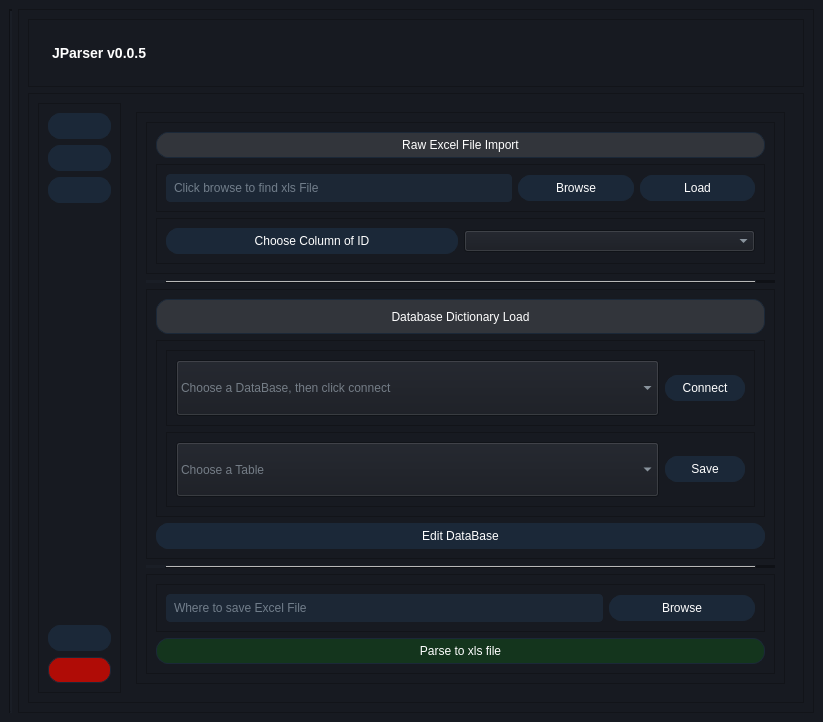
First picture: the form in UI/base_qt_ui/MainWindow_multiPage.ui, repository thatStrangeGuy/AutoDoc_Parser, before the edit.
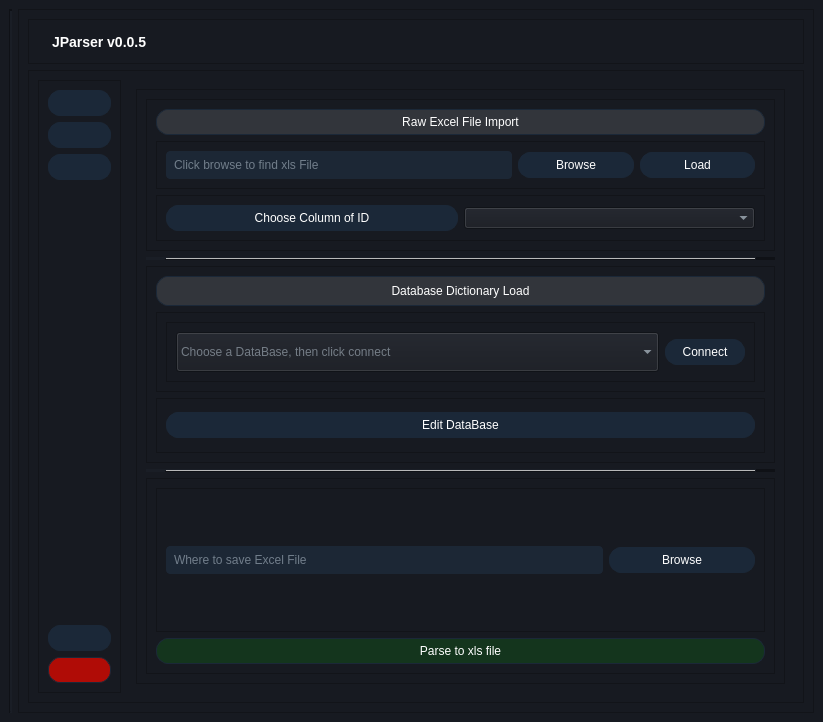
Second picture: the form after the edit. The open tabs and pages were chosen to show the change. Icons and pictures are not drawn.

Diff of the .ui file:
```diff
--- a/UI/base_qt_ui/MainWindow_multiPage.ui
+++ b/UI/base_qt_ui/MainWindow_multiPage.ui
@@ -221,6 +221,12 @@
            <verstretch>1</verstretch>
           </sizepolicy>
          </property>
+         <property name="maximumSize">
+          <size>
+           <width>16777215</width>
+           <height>45</height>
+          </size>
+         </property>
          <property name="styleSheet">
           <string notr="true">QPushButton {
 	border:none;
@@ -319,7 +325,7 @@
          <property name="sizePolicy">
           <sizepolicy hsizetype="Preferred" vsizetype="Preferred">
            <horstretch>0</horstretch>
-           <verstretch>9</verstretch>
+           <verstretch>10</verstretch>
           </sizepolicy>
          </property>
          <property name="styleSheet">
@@ -678,7 +684,7 @@
                    <property name="sizePolicy">
                     <sizepolicy hsizetype="Preferred" vsizetype="Preferred">
                      <horstretch>0</horstretch>
-                     <verstretch>3</verstretch>
+                     <verstretch>1</verstretch>
                     </sizepolicy>
                    </property>
                    <property name="frameShape">
@@ -699,6 +705,12 @@
                         <verstretch>1</verstretch>
                        </sizepolicy>
                       </property>
+                      <property name="maximumSize">
+                       <size>
+                        <width>16777215</width>
+                        <height>30</height>
+                       </size>
+                      </property>
                       <property name="styleSheet">
                        <string notr="true">QPushButton {
     background-color: rgba(255,255,255,30); /* Steam's Button Background Color */
@@ -728,9 +740,15 @@
                       <property name="sizePolicy">
                        <sizepolicy hsizetype="Preferred" vsizetype="Preferred">
                         <horstretch>0</horstretch>
-                        <verstretch>5</verstretch>
+                        <verstretch>3</verstretch>
                        </sizepolicy>
                       </property>
+                      <property name="maximumSize">
+                       <size>
+                        <width>16777215</width>
+                        <height>80</height>
+                       </size>
+                      </property>
                       <property name="frameShape">
                        <enum>QFrame::StyledPanel</enum>
                       </property>
@@ -743,7 +761,7 @@
                          <property name="sizePolicy">
                           <sizepolicy hsizetype="Preferred" vsizetype="Preferred">
                            <horstretch>0</horstretch>
-                           <verstretch>4</verstretch>
+                           <verstretch>3</verstretch>
                           </sizepolicy>
                          </property>
                          <property name="minimumSize">
@@ -770,6 +788,12 @@
                               <verstretch>2</verstretch>
                              </sizepolicy>
                             </property>
+                            <property name="styleSheet">
+                             <string notr="true"/>
+                            </property>
+                            <property name="inputMethodHints">
+                             <set>Qt::ImhNone</set>
+                            </property>
                             <property name="placeholderText">
                              <string>Choose a DataBase, then click connect</string>
                             </property>
@@ -795,84 +819,60 @@
                          </layout>
                         </widget>
                        </item>
-                       <item>
-                        <widget class="QFrame" name="tableBrowse_Frame">
-                         <property name="sizePolicy">
-                          <sizepolicy hsizetype="Preferred" vsizetype="Preferred">
-                           <horstretch>0</horstretch>
-                           <verstretch>4</verstretch>
-                          </sizepolicy>
-                         </property>
-                         <property name="minimumSize">
-                          <size>
-                           <width>0</width>
-                           <height>49</height>
-                          </size>
-                         </property>
-                         <property name="frameShape">
-                          <enum>QFrame::StyledPanel</enum>
-                         </property>
-                         <property name="frameShadow">
-                          <enum>QFrame::Raised</enum>
-                         </property>
-                         <layout class="QHBoxLayout" name="horizontalLayout_6">
-                          <item>
-                           <widget class="QComboBox" name="TableChoice_ComboBox">
-                            <property name="sizePolicy">
-                             <sizepolicy hsizetype="Preferred" vsizetype="Preferred">
-                              <horstretch>6</horstretch>
-                              <verstretch>2</verstretch>
-                             </sizepolicy>
-                            </property>
-                            <property name="placeholderText">
-                             <string>Choose a Table</string>
-                            </property>
-                           </widget>
-                          </item>
-                          <item>
-                           <widget class="QPushButton" name="DatabaseConnectionSave_Button">
-                            <property name="sizePolicy">
-                             <sizepolicy hsizetype="Preferred" vsizetype="Fixed">
-                              <horstretch>1</horstretch>
-                              <verstretch>0</verstretch>
-                             </sizepolicy>
-                            </property>
-                            <property name="text">
-                             <string>Save</string>
-                            </property>
-                            <property name="icon">
-                             <iconset resource="icons.qrc">
-                              <normaloff>:/file_open/icons/icons8-save-100.png</normaloff>:/file_open/icons/icons8-save-100.png</iconset>
-                            </property>
-                           </widget>
-                          </item>
-                         </layout>
-                        </widget>
-                       </item>
                       </layout>
                      </widget>
                     </item>
                     <item>
-                     <widget class="QPushButton" name="databaseEdit_Button">
+                     <widget class="QFrame" name="frame_4">
                       <property name="sizePolicy">
-                       <sizepolicy hsizetype="Minimum" vsizetype="Fixed">
+                       <sizepolicy hsizetype="Preferred" vsizetype="Preferred">
                         <horstretch>0</horstretch>
-                        <verstretch>1</verstretch>
+                        <verstretch>0</verstretch>
                        </sizepolicy>
                       </property>
-                      <property name="text">
-                       <string>Edit DataBase</string>
+                      <property name="styleSheet">
+                       <string notr="true"/>
                       </property>
-                      <property name="icon">
-                       <iconset resource="icons.qrc">
-                        <normaloff>:/file_open/icons/icons8-database-100.png</normaloff>:/file_open/icons/icons8-database-100.png</iconset>
+                      <property name="frameShape">
+                       <enum>QFrame::StyledPanel</enum>
                       </property>
-                      <property name="iconSize">
-                       <size>
-                        <width>30</width>
-                        <height>30</height>
-                       </size>
+                      <property name="frameShadow">
+                       <enum>QFrame::Raised</enum>
                       </property>
+                      <layout class="QVBoxLayout" name="verticalLayout_18">
+                       <item>
+                        <widget class="QPushButton" name="databaseEdit_Button">
+                         <property name="sizePolicy">
+                          <sizepolicy hsizetype="Minimum" vsizetype="Fixed">
+                           <horstretch>1</horstretch>
+                           <verstretch>1</verstretch>
+                          </sizepolicy>
+                         </property>
+                         <property name="maximumSize">
+                          <size>
+                           <width>16777215</width>
+                           <height>16777215</height>
+                          </size>
+                         </property>
+                         <property name="styleSheet">
+                          <string notr="true"/>
+                         </property>
+                         <property name="text">
+                          <string>Edit DataBase</string>
+                         </property>
+                         <property name="icon">
+                          <iconset resource="icons.qrc">
+                           <normaloff>:/file_open/icons/icons8-database-100.png</normaloff>:/file_open/icons/icons8-database-100.png</iconset>
+                         </property>
+                         <property name="iconSize">
+                          <size>
+                           <width>30</width>
+                           <height>30</height>
+                          </size>
+                         </property>
+                        </widget>
+                       </item>
+                      </layout>
                      </widget>
                     </item>
                    </layout>
```
Left out of the diff: 99 changed lines with no effect on the pictures.
